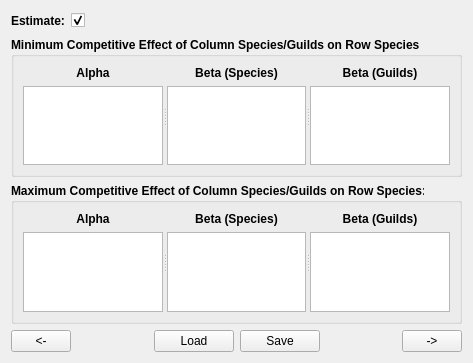
The window that MSSPM_Main/forms/Estimation/Estimation_Tab03.ui (nmfs-fish-tools/MSSPM) describes before a commit, drawn with Qt 5.
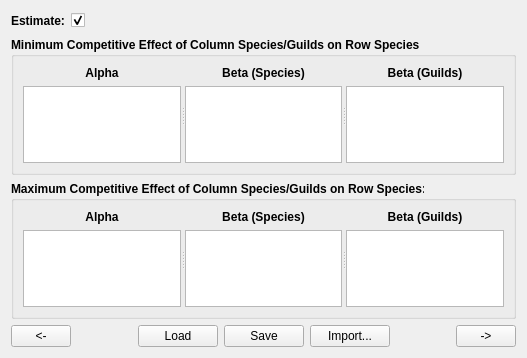
The same window after the commit.

Commit message: Added save/import CSV file functionality

What changed in the file:
```diff
--- a/MSSPM_Main/forms/Estimation/Estimation_Tab03.ui
+++ b/MSSPM_Main/forms/Estimation/Estimation_Tab03.ui
@@ -6,8 +6,8 @@
    <rect>
     <x>0</x>
     <y>0</y>
-    <width>473</width>
-    <height>363</height>
+    <width>527</width>
+    <height>358</height>
    </rect>
   </property>
   <property name="windowTitle">
@@ -449,6 +449,22 @@
        </property>
       </widget>
      </item>
+     <item>
+      <widget class="QPushButton" name="Estimation_Tab3_ImportPB">
+       <property name="toolTip">
+        <string>Import data from a CSV file</string>
+       </property>
+       <property name="statusTip">
+        <string>Import data from a CSV file</string>
+       </property>
+       <property name="whatsThis">
+        <string>&lt;html&gt;&lt;head/&gt;&lt;body&gt;&lt;p align=&quot;center&quot;&gt;&lt;span style=&quot; font-weight:600;&quot;&gt;Import&lt;/span&gt;&lt;/p&gt;&lt;p&gt;This feature allows the user to import data from a .csv file into the above table(s). The user must then explicitly save the data if they want it saved to the database.&lt;/p&gt;&lt;/body&gt;&lt;/html&gt;</string>
+       </property>
+       <property name="text">
+        <string>Import...</string>
+       </property>
+      </widget>
+     </item>
      <item>
       <spacer name="verticalSpacer_46">
        <property name="orientation">
```
Left out of the diff: 3 changed lines with no effect on the pictures. The commit also changes 558 other files.
